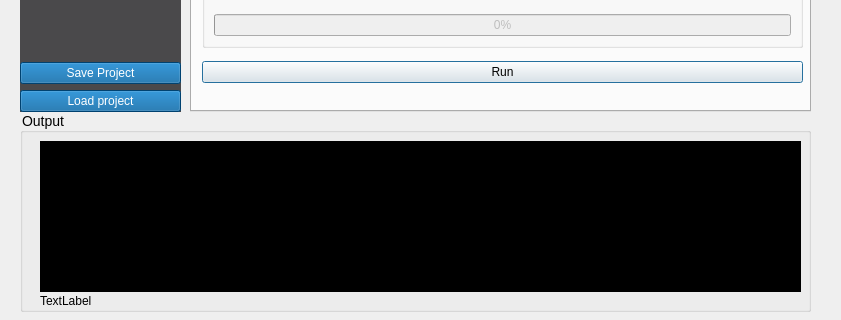
First picture: the form in nrgdock_widget.ui, repository ThomasDesc/NRG_plugin, before the edit; both pictures show x 0 to 841 and y 339 to 659 of the 841 by 659 pixel window.
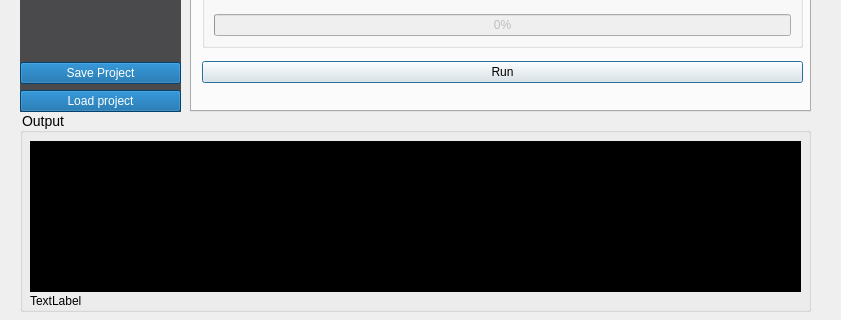
Second picture: the form after the edit. The open tabs and pages were chosen to show the change.

The edit to the form file:
```diff
--- a/nrgdock_widget.ui
+++ b/nrgdock_widget.ui
@@ -211,23 +211,24 @@
    <widget class="QTextBrowser" name="output_box">
     <property name="geometry">
      <rect>
-      <x>20</x>
+      <x>10</x>
       <y>30</y>
-      <width>761</width>
+      <width>771</width>
       <height>151</height>
      </rect>
     </property>
     <property name="styleSheet">
      <string notr="true">background-color: rgb(0, 0, 0);
-color:rgb(255, 255, 255);</string>
+color: rgb(255, 255, 255);
+font-size: 14;</string>
     </property>
    </widget>
    <widget class="QLabel" name="temp_line_edit">
     <property name="geometry">
      <rect>
-      <x>20</x>
+      <x>10</x>
       <y>180</y>
-      <width>761</width>
+      <width>771</width>
       <height>20</height>
      </rect>
     </property>
```
Left out of the diff: 4 changed lines with no effect on the pictures.
